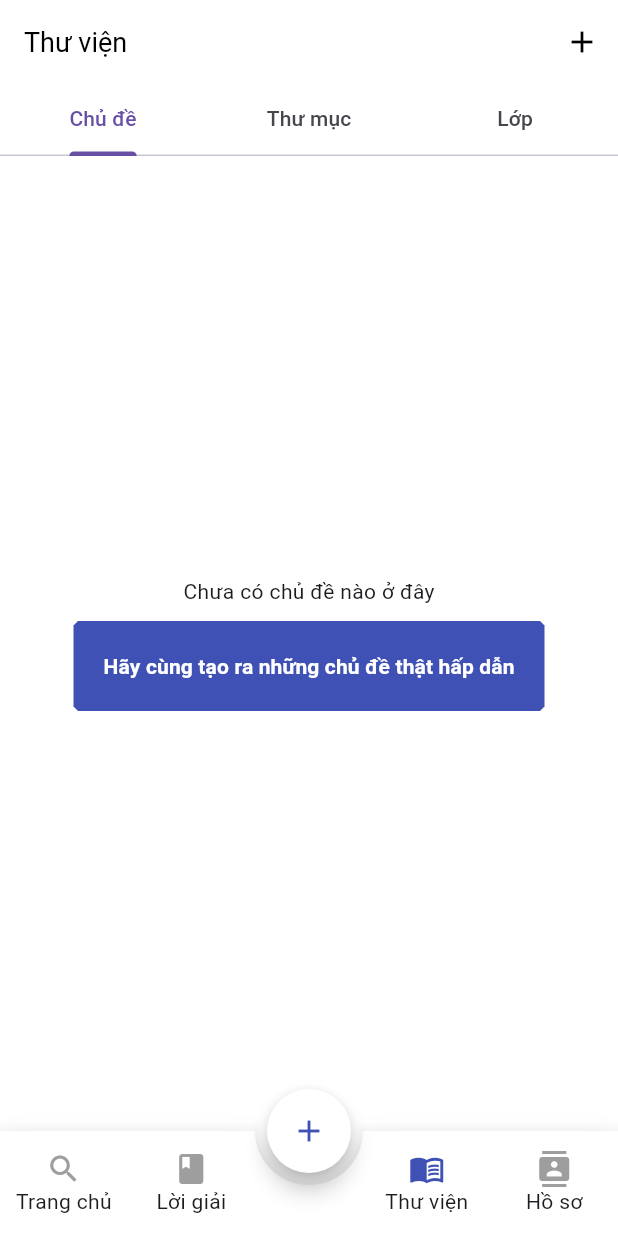
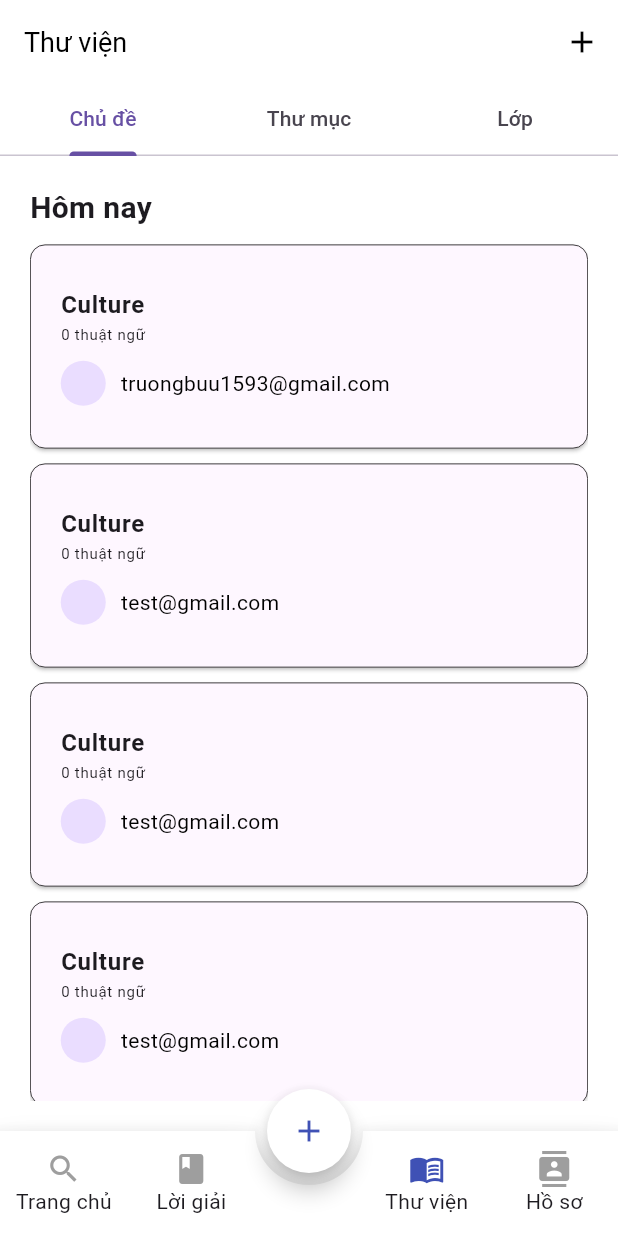
Before and after one commit to truongchanbuu/quizzlet-flutter, a Flutter app: the screen it shows once a user with an empty profile is signed in, swiped to page 3, on a phone screen of 412 x 824 dp. Run offline on Flutter 3.47's test engine with Material 3 defaults, Android fonts, the light colour scheme and no system bars; drawn by our look-alikes of animated_bottom_navigation_bar; our stand-ins replace awesome_dialog, bloc, cached_network_image, carousel_slider, cloud_firestore, dio and 16 more; missing offline and left inert: dbcrypt, flutter_facebook_auth; accounts and stored records are empty; generated files the repository leaves out were written again.

Commit message:
Topic and Folder UIs v0.1.2

```diff
--- a/lib/features/topic/presentation/pages/lib_topic_tabview.dart
+++ b/lib/features/topic/presentation/pages/lib_topic_tabview.dart
@@ -16,44 +16,44 @@ class _LibTopicTabViewState extends State<LibTopicTabView> {
   @override
   void initState() {
     super.initState();
-    // topics = [
-    //   TopicModel(
-    //     topicId: '001',
-    //     topicName: 'Culture',
-    //     words: const [],
-    //     isPublic: false,
-    //     createdBy: 'truongbuu1593@gmail.com',
-    //     lastAccess: DateTime.now(),
-    //     createdAt: DateTime(2024, 5, 12),
-    //   ),
-    //   TopicModel(
-    //     topicId: '002',
-    //     topicName: 'Culture',
-    //     words: const [],
-    //     isPublic: false,
-    //     createdBy: 'test@gmail.com',
-    //     lastAccess: null,
-    //     createdAt: DateTime(2024, 5, 12),
-    //   ),
-    //   TopicModel(
-    //     topicId: '003',
-    //     topicName: 'Culture',
-    //     words: const [],
-    //     isPublic: false,
-    //     createdBy: 'test@gmail.com',
-    //     lastAccess: DateTime.now(),
-    //     createdAt: DateTime(2024, 5, 12),
-    //   ),
-    //   TopicModel(
-    //     topicId: '004',
-    //     topicName: 'Culture',
-    //     words: const [],
-    //     isPublic: false,
-    //     createdBy: 'test@gmail.com',
-    //     lastAccess: DateTime.now(),
-    //     createdAt: DateTime(2024, 5, 12),
-    //   ),
-    // ];
+    topics = [
+      TopicModel(
+        topicId: '001',
+        topicName: 'Culture',
+        words: const [],
+        isPublic: false,
+        createdBy: 'truongbuu1593@gmail.com',
+        lastAccess: DateTime.now(),
+        createdAt: DateTime(2024, 5, 12),
+      ),
+      TopicModel(
+        topicId: '002',
+        topicName: 'Culture',
+        words: const [],
+        isPublic: false,
+        createdBy: 'test@gmail.com',
+        lastAccess: null,
+        createdAt: DateTime(2024, 5, 12),
+      ),
+      TopicModel(
+        topicId: '003',
+        topicName: 'Culture',
+        words: const [],
+        isPublic: false,
+        createdBy: 'test@gmail.com',
+        lastAccess: DateTime.now(),
+        createdAt: DateTime(2024, 5, 12),
+      ),
+      TopicModel(
+        topicId: '004',
+        topicName: 'Culture',
+        words: const [],
+        isPublic: false,
+        createdBy: 'test@gmail.com',
+        lastAccess: DateTime.now(),
+        createdAt: DateTime(2024, 5, 12),
+      ),
+    ];
     _topicsByDate(topics);
   }
 
@@ -100,8 +100,15 @@ class _LibTopicTabViewState extends State<LibTopicTabView> {
           return Column(
             crossAxisAlignment: CrossAxisAlignment.start,
             children: [
-              Text(groupName),
-              ListView.builder(
+              Text(
+                groupName,
+                style: const TextStyle(
+                  fontWeight: FontWeight.bold,
+                  fontSize: 20,
+                ),
+              ),
+              const SizedBox(height: 10),
+              ListView.separated(
                 shrinkWrap: true,
                 physics: const NeverScrollableScrollPhysics(),
                 itemBuilder: (context, index) {
@@ -109,6 +116,8 @@ class _LibTopicTabViewState extends State<LibTopicTabView> {
                   return _createTopicItem(topic);
                 },
                 itemCount: topics.length,
+                separatorBuilder: (context, index) =>
+                    const SizedBox(height: 10),
               ),
             ],
           );
```
